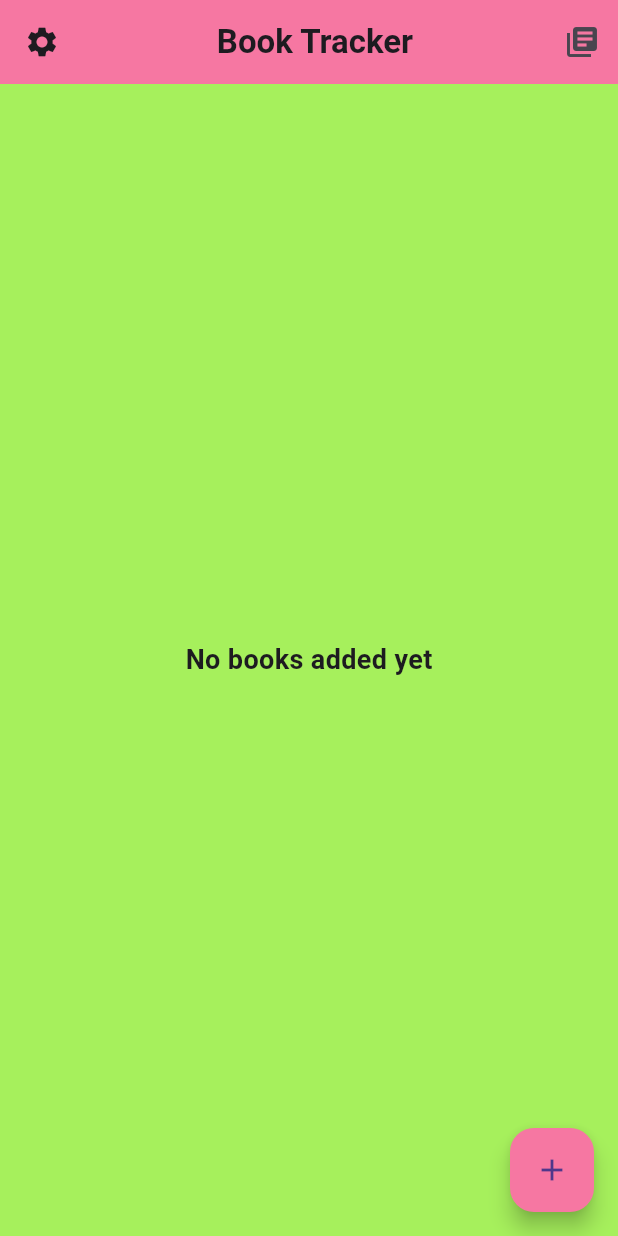
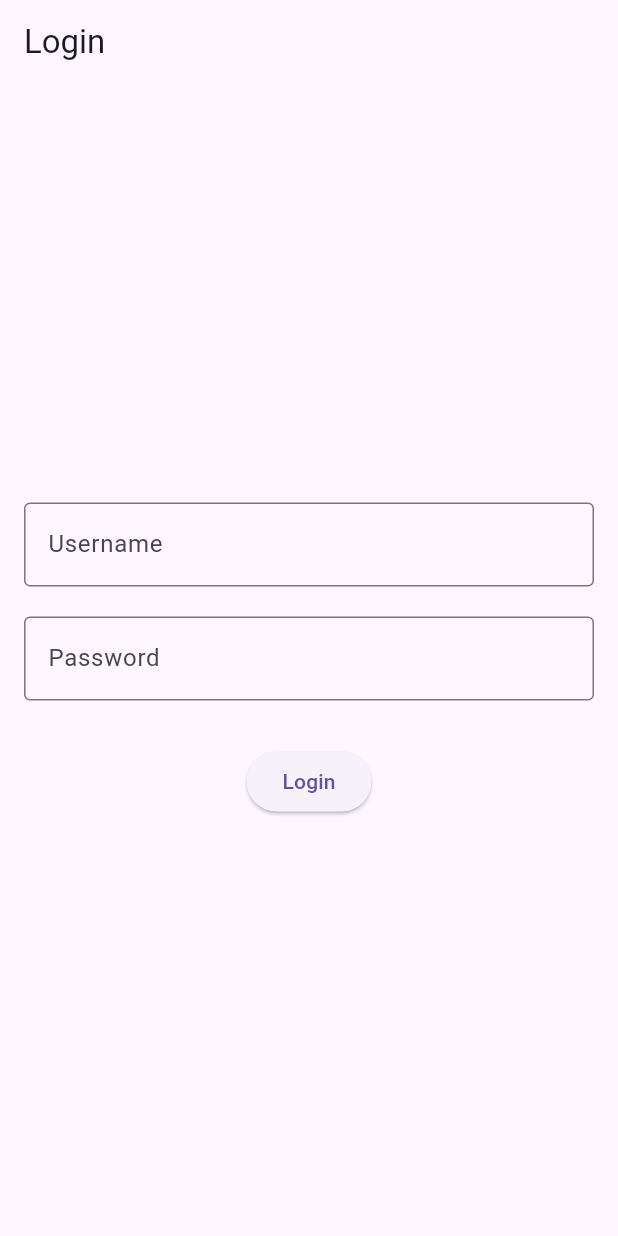
Before and after one commit to junaid-h0ssain/booktracker2, a Flutter app: the screen it shows after launch, on a phone screen of 412 x 824 dp. Run offline on Flutter 3.47's test engine with Material 3 defaults, Android fonts, the phone set to English and light mode, and no system bars; our stand-ins replace sqflite; accounts and stored records are empty.

Commit message:
added login page

```diff
--- a/lib/main.dart
+++ b/lib/main.dart
@@ -1,5 +1,5 @@
 import 'package:flutter/material.dart';
-import 'package:booktracker/pages/home.dart';
+import 'package:booktracker/pages/login.dart';
 // import 'package:sqflite_common_ffi/sqflite_ffi.dart';
 
 void main() {
@@ -17,7 +17,7 @@ class MyApp extends StatelessWidget {
   Widget build(BuildContext context) {
     return MaterialApp(
       debugShowCheckedModeBanner: false,
-      home: const BookListScreen(),
+      home: LoginPage(),
     );
   }
 }
--- a/lib/pages/home.dart
+++ b/lib/pages/home.dart
@@ -23,7 +23,7 @@ class _BookListScreenState extends State<BookListScreen> {
 
   Future<void> _loadBooks() async {
     final loadedBooks = await BookDatabase.instance.readAllBooks();
-    //print("Loaded books count: ${loadedBooks.length}"); // Debug print
+    //print("Loaded books count: ${loadedBooks.length}");
     setState(() {
       books = loadedBooks;
     });
--- /dev/null
+++ b/lib/pages/login.dart
@@ -0,0 +1,76 @@
+import 'package:flutter/material.dart';
+import 'package:booktracker/pages/home.dart';
+
+class LoginPage extends StatefulWidget {
+  @override
+  _LoginPageState createState() => _LoginPageState();
+}
+
+class _LoginPageState extends State<LoginPage> {
+  final _usernameController = TextEditingController();
+  final _passwordController = TextEditingController();
+
+  void _login() {
+    String username = _usernameController.text;
+    String password = _passwordController.text;
+
+    // In a real app, you would typically send this data to a server for authentication.
+    print('Username: $username, Password: $password');
+
+    // For this simple example, we'll just show a message.
+    if (username == 'admin' && password == 'password') {
+      ScaffoldMessenger.of(context).showSnackBar(
+        SnackBar(content: Text('Login Successful!')),
+      );
+      // You would typically navigate to the next screen here.
+    } else {
+      ScaffoldMessenger.of(context).showSnackBar(
+        SnackBar(content: Text('Login Failed. Invalid credentials.')),
+      );
+    }
+  }
+
+  @override
+  Widget build(BuildContext context) {
+    return Scaffold(
+      appBar: AppBar(
+        title: Text('Login'),
+      ),
+      body: Padding(
+        padding: const EdgeInsets.all(16.0),
+        child: Column(
+          mainAxisAlignment: MainAxisAlignment.center,
+          children: <Widget>[
+            TextField(
+              controller: _usernameController,
+              decoration: InputDecoration(
+                labelText: 'Username',
+                border: OutlineInputBorder(),
+              ),
+            ),
+            SizedBox(height: 20.0),
+            TextField(
+              controller: _passwordController,
+              obscureText: true, // Hide the password
+              decoration: InputDecoration(
+                labelText: 'Password',
+                border: OutlineInputBorder(),
+              ),
+            ),
+            SizedBox(height: 30.0),
+            ElevatedButton(
+              onPressed: (){
+                _login();
+                Navigator.push(
+                  context,
+                  MaterialPageRoute(builder: (context) => const BookListScreen()),
+                );
+              },
+              child: Text('Login'),
+            ),
+          ],
+        ),
+      ),
+    );
+  }
+}
```
